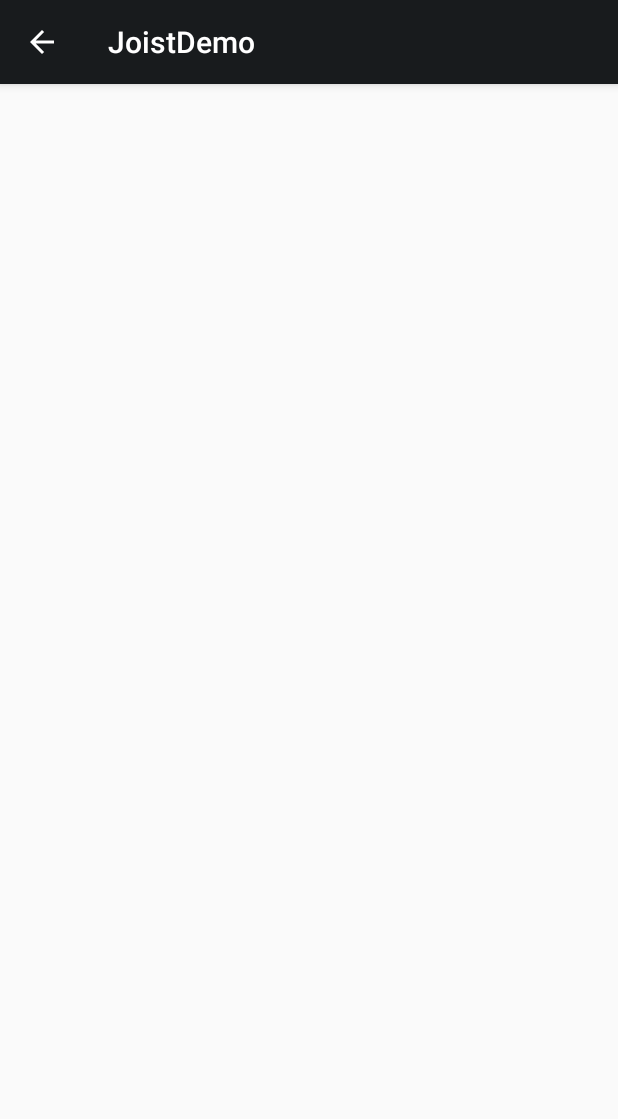
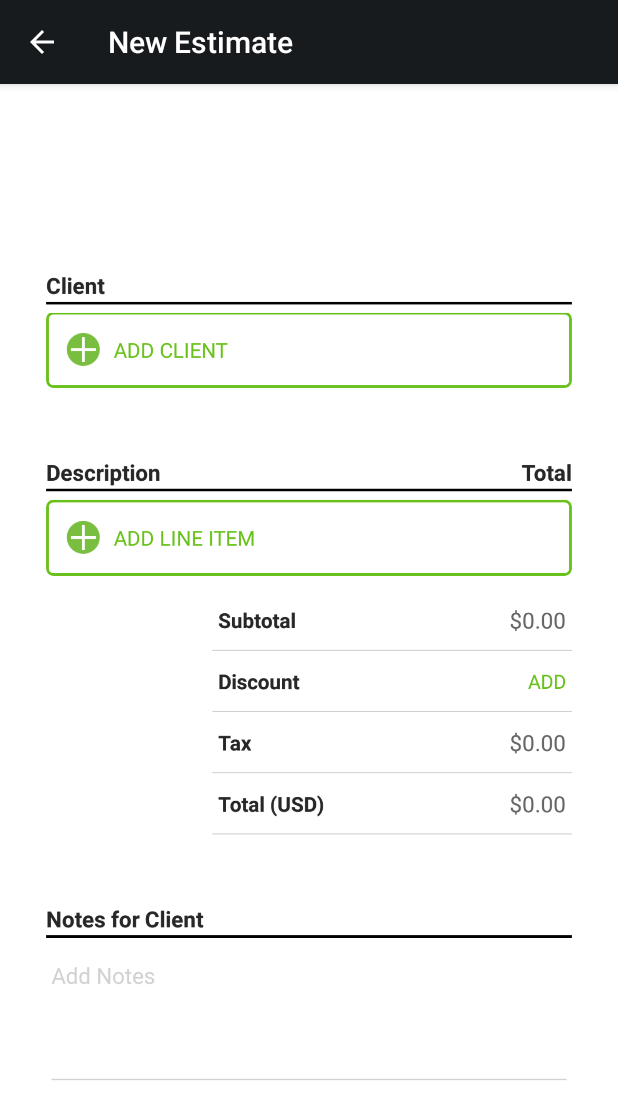
Before and after one commit to chriscadiz/JoistDemo, an Android app: the EstimateActivity screen opened directly, with no data from a screen before it, on a phone screen of 412 x 824 dp. Shown: the top 1119 px of the screen. Run offline under Robolectric (Android 15) with nearby library versions, the phone set to English and light mode, and no system bars.

Commit message:
adding gif demo

```diff
--- a/app/src/main/java/com/nimblinteractive/joistdemo/EstimateActivity.java
+++ b/app/src/main/java/com/nimblinteractive/joistdemo/EstimateActivity.java
@@ -9,5 +9,6 @@ public class EstimateActivity extends AppCompatActivity {
     protected void onCreate(Bundle savedInstanceState) {
         super.onCreate(savedInstanceState);
         setContentView(R.layout.activity_estimate);
+        setTitle(getString(R.string.new_estimate));
     }
 }
--- a/app/src/main/java/com/nimblinteractive/joistdemo/InvoiceActivity.java
+++ b/app/src/main/java/com/nimblinteractive/joistdemo/InvoiceActivity.java
@@ -9,5 +9,6 @@ public class InvoiceActivity extends AppCompatActivity {
     protected void onCreate(Bundle savedInstanceState) {
         super.onCreate(savedInstanceState);
         setContentView(R.layout.activity_invoice);
+        setTitle(getString(R.string.new_estimate));
     }
 }
--- a/app/src/main/res/layout/activity_estimate.xml
+++ b/app/src/main/res/layout/activity_estimate.xml
@@ -8,6 +8,10 @@
     android:paddingLeft="@dimen/activity_horizontal_margin"
     android:paddingRight="@dimen/activity_horizontal_margin"
     android:paddingTop="@dimen/activity_vertical_margin"
+    android:background="@color/colorBackground"
     tools:context="com.nimblinteractive.joistdemo.EstimateActivity">
-
+    <ImageView
+        android:layout_width="match_parent"
+        android:layout_height="match_parent"
+        android:src="@drawable/estimate_form"/>
 </RelativeLayout>
--- a/app/src/main/res/layout/activity_invoice.xml
+++ b/app/src/main/res/layout/activity_invoice.xml
@@ -8,6 +8,10 @@
     android:paddingLeft="@dimen/activity_horizontal_margin"
     android:paddingRight="@dimen/activity_horizontal_margin"
     android:paddingTop="@dimen/activity_vertical_margin"
+    android:background="@color/colorBackground"
     tools:context="com.nimblinteractive.joistdemo.InvoiceActivity">
-
+    <ImageView
+        android:layout_width="match_parent"
+        android:layout_height="match_parent"
+        android:src="@drawable/estimate_form"/>
 </RelativeLayout>
--- a/app/src/main/res/values/colors.xml
+++ b/app/src/main/res/values/colors.xml
@@ -3,4 +3,5 @@
     <color name="colorPrimary">#181b1d</color>
     <color name="colorPrimaryDark">#000000</color>
     <color name="colorAccent">#67c118</color>
+    <color name="colorBackground">#ffffff</color>
 </resources>
```
Also changed, not shown: app/src/main/res/drawable/estimate_form.png (added), 2 other files.
